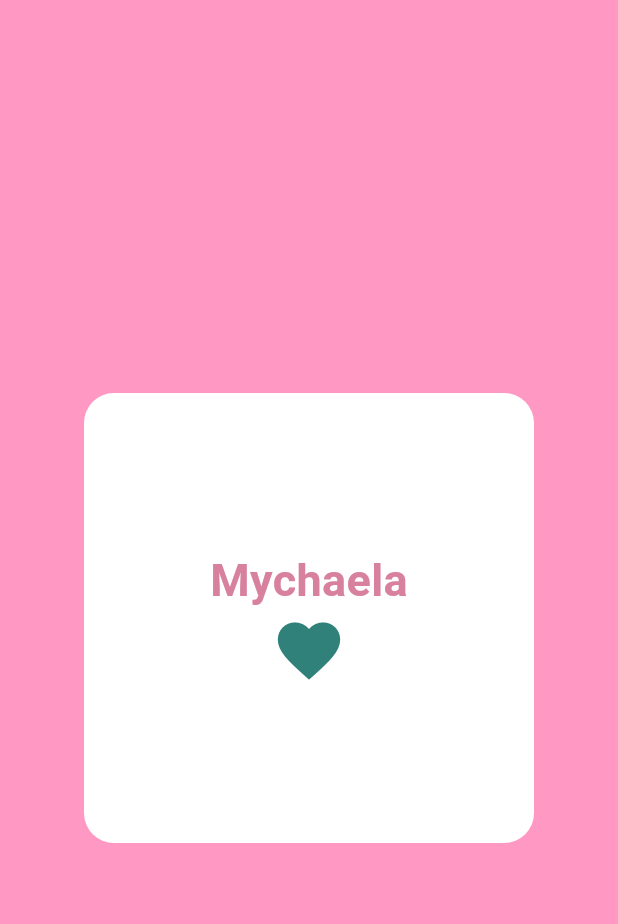
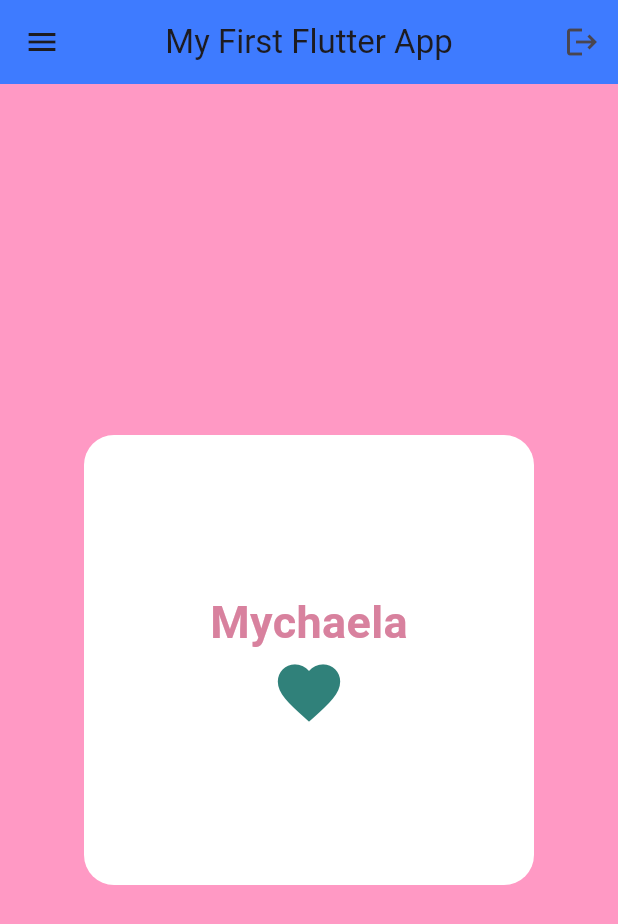
Before and after one commit to MychaelaTran/LearnFlutter, a Flutter app: the screen it shows after launch, on a phone screen of 412 x 824 dp. Shown: the top 924 px of the screen. Run offline on Flutter 3.47's test engine with Material 3 defaults, Android fonts, the phone set to English and light mode, and no system bars.

Commit message:
emmulator set up

```diff
--- a/lib/main.dart
+++ b/lib/main.dart
@@ -13,6 +13,13 @@ class MyApp extends StatelessWidget {
       debugShowCheckedModeBanner: false,
       home : Scaffold( //scaffold provides basic structure
         backgroundColor: const Color.fromARGB(255, 255, 153, 196),
+        appBar: AppBar(
+          title: const Text("My First Flutter App"),
+          centerTitle: true,
+          backgroundColor: const Color.fromARGB(255, 62, 123, 255),
+          leading: Icon(Icons.menu),
+          actions: [IconButton(onPressed: () {}, icon: Icon(Icons.logout))],
+        ),
         body: Center(
           child: Container(
             height: 300,
@@ -25,11 +32,12 @@ class MyApp extends StatelessWidget {
             padding: EdgeInsets.all(25), //padding inside container
             //padding: EdgeInsets.only(top: 20, left: 10), //custom padding)
 
-            child: Column( //column to arrange widgets vertically
+            child: Column( //column to arrange widgets vertically, takes children of widgets
             //only one child allowed in container, so use column for multiple children
               mainAxisAlignment: MainAxisAlignment.center, //center vertically
               crossAxisAlignment: CrossAxisAlignment.center, //center horizontally
               children: [
+
                 const Text(
                   "Mychaela",
                   style: TextStyle(
```
